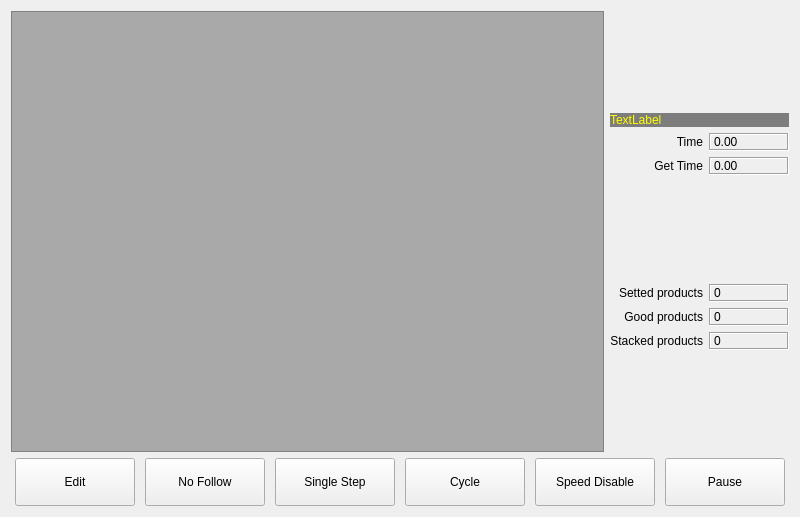
Before: the Qt Designer form hcinstruction/ichcprogrammonitorframe.ui in dongdong-2009/3-5AxisRobot, drawn with Qt 5.
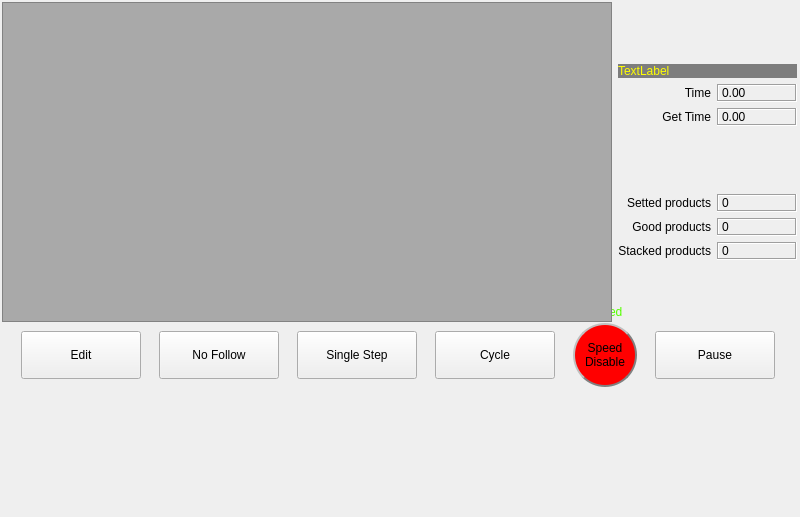
After: the same form once the commit is applied. Icons and pictures are not drawn. Custom widgets are drawn as their Qt base class.

```diff
--- a/hcinstruction/ichcprogrammonitorframe.ui
+++ b/hcinstruction/ichcprogrammonitorframe.ui
@@ -27,8 +27,263 @@
   <property name="frameShadow">
    <enum>QFrame::Plain</enum>
   </property>
-  <layout class="QVBoxLayout" name="verticalLayout">
-   <item>
+  <widget class="QWidget" name="">
+   <property name="geometry">
+    <rect>
+     <x>9</x>
+     <y>300</y>
+     <width>781</width>
+     <height>87</height>
+    </rect>
+   </property>
+   <layout class="QGridLayout" name="gridLayout_2">
+    <property name="verticalSpacing">
+     <number>0</number>
+    </property>
+    <item row="1" column="5">
+     <widget class="QPushButton" name="pauseButton">
+      <property name="minimumSize">
+       <size>
+        <width>120</width>
+        <height>48</height>
+       </size>
+      </property>
+      <property name="maximumSize">
+       <size>
+        <width>120</width>
+        <height>48</height>
+       </size>
+      </property>
+      <property name="text">
+       <string>Pause</string>
+      </property>
+      <property name="icon">
+       <iconset resource="../resource.qrc">
+        <normaloff>:/resource/wait(32).png</normaloff>:/resource/wait(32).png</iconset>
+      </property>
+      <property name="iconSize">
+       <size>
+        <width>32</width>
+        <height>32</height>
+       </size>
+      </property>
+      <property name="checkable">
+       <bool>true</bool>
+      </property>
+     </widget>
+    </item>
+    <item row="1" column="1">
+     <widget class="QToolButton" name="followToolButton">
+      <property name="sizePolicy">
+       <sizepolicy hsizetype="Fixed" vsizetype="Fixed">
+        <horstretch>0</horstretch>
+        <verstretch>0</verstretch>
+       </sizepolicy>
+      </property>
+      <property name="minimumSize">
+       <size>
+        <width>120</width>
+        <height>48</height>
+       </size>
+      </property>
+      <property name="maximumSize">
+       <size>
+        <width>120</width>
+        <height>48</height>
+       </size>
+      </property>
+      <property name="text">
+       <string>No Follow</string>
+      </property>
+      <property name="icon">
+       <iconset resource="../resource.qrc">
+        <normaloff>:/resource/stop.png</normaloff>:/resource/stop.png</iconset>
+      </property>
+      <property name="iconSize">
+       <size>
+        <width>32</width>
+        <height>32</height>
+       </size>
+      </property>
+      <property name="toolButtonStyle">
+       <enum>Qt::ToolButtonTextBesideIcon</enum>
+      </property>
+     </widget>
+    </item>
+    <item row="1" column="2">
+     <widget class="QToolButton" name="singleStepButton">
+      <property name="minimumSize">
+       <size>
+        <width>120</width>
+        <height>48</height>
+       </size>
+      </property>
+      <property name="maximumSize">
+       <size>
+        <width>120</width>
+        <height>48</height>
+       </size>
+      </property>
+      <property name="text">
+       <string>Single Step</string>
+      </property>
+      <property name="icon">
+       <iconset resource="../resource.qrc">
+        <normaloff>:/resource/stepInto.png</normaloff>:/resource/stepInto.png</iconset>
+      </property>
+      <property name="iconSize">
+       <size>
+        <width>32</width>
+        <height>32</height>
+       </size>
+      </property>
+      <property name="toolButtonStyle">
+       <enum>Qt::ToolButtonTextBesideIcon</enum>
+      </property>
+     </widget>
+    </item>
+    <item row="1" column="4">
+     <widget class="QToolButton" name="speedEnableButton">
+      <property name="minimumSize">
+       <size>
+        <width>64</width>
+        <height>64</height>
+       </size>
+      </property>
+      <property name="maximumSize">
+       <size>
+        <width>64</width>
+        <height>64</height>
+       </size>
+      </property>
+      <property name="styleSheet">
+       <string notr="true">#speedEnableButton{
+border-style: outset;
+border-width: 2px;
+border-radius: 32px;
+border-color: gray;
+	background-color: rgb(255, 0, 0);
+
+
+}
+
+#speedEnableButton::checked{
+background-color: rgb(144, 255, 26);
+color:black;
+}</string>
+      </property>
+      <property name="text">
+       <string>Speed
+Disable</string>
+      </property>
+      <property name="iconSize">
+       <size>
+        <width>32</width>
+        <height>32</height>
+       </size>
+      </property>
+      <property name="checkable">
+       <bool>true</bool>
+      </property>
+      <property name="toolButtonStyle">
+       <enum>Qt::ToolButtonTextBesideIcon</enum>
+      </property>
+     </widget>
+    </item>
+    <item row="1" column="3">
+     <widget class="QToolButton" name="cycle">
+      <property name="minimumSize">
+       <size>
+        <width>120</width>
+        <height>48</height>
+       </size>
+      </property>
+      <property name="maximumSize">
+       <size>
+        <width>120</width>
+        <height>48</height>
+       </size>
+      </property>
+      <property name="text">
+       <string>Cycle</string>
+      </property>
+      <property name="icon">
+       <iconset resource="../resource.qrc">
+        <normaloff>:/resource/stepInto.png</normaloff>:/resource/stepInto.png</iconset>
+      </property>
+      <property name="iconSize">
+       <size>
+        <width>32</width>
+        <height>32</height>
+       </size>
+      </property>
+      <property name="toolButtonStyle">
+       <enum>Qt::ToolButtonTextBesideIcon</enum>
+      </property>
+     </widget>
+    </item>
+    <item row="1" column="0">
+     <widget class="QToolButton" name="editToolButton">
+      <property name="sizePolicy">
+       <sizepolicy hsizetype="Fixed" vsizetype="Fixed">
+        <horstretch>0</horstretch>
+        <verstretch>0</verstretch>
+       </sizepolicy>
+      </property>
+      <property name="minimumSize">
+       <size>
+        <width>120</width>
+        <height>48</height>
+       </size>
+      </property>
+      <property name="maximumSize">
+       <size>
+        <width>120</width>
+        <height>48</height>
+       </size>
+      </property>
+      <property name="text">
+       <string>Edit</string>
+      </property>
+      <property name="icon">
+       <iconset resource="../resource.qrc">
+        <normaloff>:/resource/modify.png</normaloff>:/resource/modify.png</iconset>
+      </property>
+      <property name="iconSize">
+       <size>
+        <width>32</width>
+        <height>32</height>
+       </size>
+      </property>
+      <property name="toolButtonStyle">
+       <enum>Qt::ToolButtonTextBesideIcon</enum>
+      </property>
+     </widget>
+    </item>
+    <item row="0" column="4">
+     <widget class="QLabel" name="label">
+      <property name="styleSheet">
+       <string notr="true">color: rgb(85, 255, 0);</string>
+      </property>
+      <property name="text">
+       <string notr="true">Speed</string>
+      </property>
+      <property name="alignment">
+       <set>Qt::AlignCenter</set>
+      </property>
+     </widget>
+    </item>
+   </layout>
+  </widget>
+  <widget class="QWidget" name="actionFlow" native="true">
+   <property name="geometry">
+    <rect>
+     <x>2</x>
+     <y>2</y>
+     <width>795</width>
+     <height>320</height>
+    </rect>
+   </property>
     <layout class="QHBoxLayout" name="horizontalLayout">
      <item>
       <widget class="ICListWidget" name="moldContentListWidget">
@@ -266,234 +521,7 @@
       </layout>
      </item>
     </layout>
-   </item>
-   <item>
-    <layout class="QHBoxLayout" name="horizontalLayout_2">
-     <item>
-      <widget class="QToolButton" name="editToolButton">
-       <property name="sizePolicy">
-        <sizepolicy hsizetype="Fixed" vsizetype="Fixed">
-         <horstretch>0</horstretch>
-         <verstretch>0</verstretch>
-        </sizepolicy>
-       </property>
-       <property name="minimumSize">
-        <size>
-         <width>120</width>
-         <height>48</height>
-        </size>
-       </property>
-       <property name="maximumSize">
-        <size>
-         <width>120</width>
-         <height>48</height>
-        </size>
-       </property>
-       <property name="text">
-        <string>Edit</string>
-       </property>
-       <property name="icon">
-        <iconset resource="../resource.qrc">
-         <normaloff>:/resource/modify.png</normaloff>:/resource/modify.png</iconset>
-       </property>
-       <property name="iconSize">
-        <size>
-         <width>32</width>
-         <height>32</height>
-        </size>
-       </property>
-       <property name="toolButtonStyle">
-        <enum>Qt::ToolButtonTextBesideIcon</enum>
-       </property>
-      </widget>
-     </item>
-     <item>
-      <widget class="QToolButton" name="followToolButton">
-       <property name="sizePolicy">
-        <sizepolicy hsizetype="Fixed" vsizetype="Fixed">
-         <horstretch>0</horstretch>
-         <verstretch>0</verstretch>
-        </sizepolicy>
-       </property>
-       <property name="minimumSize">
-        <size>
-         <width>120</width>
-         <height>48</height>
-        </size>
-       </property>
-       <property name="maximumSize">
-        <size>
-         <width>120</width>
-         <height>48</height>
-        </size>
-       </property>
-       <property name="text">
-        <string>No Follow</string>
-       </property>
-       <property name="icon">
-        <iconset resource="../resource.qrc">
-         <normaloff>:/resource/stop.png</normaloff>:/resource/stop.png</iconset>
-       </property>
-       <property name="iconSize">
-        <size>
-         <width>32</width>
-         <height>32</height>
-        </size>
-       </property>
-       <property name="toolButtonStyle">
-        <enum>Qt::ToolButtonTextBesideIcon</enum>
-       </property>
-      </widget>
-     </item>
-     <item>
-      <widget class="QToolButton" name="singleStepButton">
-       <property name="minimumSize">
-        <size>
-         <width>120</width>
-         <height>48</height>
-        </size>
-       </property>
-       <property name="maximumSize">
-        <size>
-         <width>120</width>
-         <height>48</height>
-        </size>
-       </property>
-       <property name="text">
-        <string>Single Step</string>
-       </property>
-       <property name="icon">
-        <iconset resource="../resource.qrc">
-         <normaloff>:/resource/stepInto.png</normaloff>:/resource/stepInto.png</iconset>
-       </property>
-       <property name="iconSize">
-        <size>
-         <width>32</width>
-         <height>32</height>
-        </size>
-       </property>
-       <property name="toolButtonStyle">
-        <enum>Qt::ToolButtonTextBesideIcon</enum>
-       </property>
-      </widget>
-     </item>
-     <item>
-      <widget class="QToolButton" name="cycle">
-       <property name="minimumSize">
-        <size>
-         <width>120</width>
-         <height>48</height>
-        </size>
-       </property>
-       <property name="maximumSize">
-        <size>
-         <width>120</width>
-         <height>48</height>
-        </size>
-       </property>
-       <property name="text">
-        <string>Cycle</string>
-       </property>
-       <property name="icon">
-        <iconset resource="../resource.qrc">
-         <normaloff>:/resource/stepInto.png</normaloff>:/resource/stepInto.png</iconset>
-       </property>
-       <property name="iconSize">
-        <size>
-         <width>32</width>
-         <height>32</height>
-        </size>
-       </property>
-       <property name="toolButtonStyle">
-        <enum>Qt::ToolButtonTextBesideIcon</enum>
-       </property>
-      </widget>
-     </item>
-     <item>
-      <widget class="QToolButton" name="speedEnableButton">
-       <property name="minimumSize">
-        <size>
-         <width>120</width>
-         <height>48</height>
-        </size>
-       </property>
-       <property name="maximumSize">
-        <size>
-         <width>120</width>
-         <height>48</height>
-        </size>
-       </property>
-       <property name="styleSheet">
-        <string notr="true">#speedEnableButton::checked{
-     border-style: outset;
-     border-width: 1px;
-     border-radius: 4px;
-     border-color: gray;
-	background-color: rgb(0, 255, 0);
-	color:black;
-}
-#speedEnableButton::pressed{
-     border-style: inset;
-	background-color: #0073FF;
-	color:black;
-}</string>
-       </property>
-       <property name="text">
-        <string>Speed Disable</string>
-       </property>
-       <property name="icon">
-        <iconset resource="../resource.qrc">
-         <normaloff>:/resource/switch_off.png</normaloff>:/resource/switch_off.png</iconset>
-       </property>
-       <property name="iconSize">
-        <size>
-         <width>32</width>
-         <height>32</height>
-        </size>
-       </property>
-       <property name="checkable">
-        <bool>true</bool>
-       </property>
-       <property name="toolButtonStyle">
-        <enum>Qt::ToolButtonTextBesideIcon</enum>
-       </property>
-      </widget>
-     </item>
-     <item>
-      <widget class="QPushButton" name="pauseButton">
-       <property name="minimumSize">
-        <size>
-         <width>120</width>
-         <height>48</height>
-        </size>
-       </property>
-       <property name="maximumSize">
-        <size>
-         <width>120</width>
-         <height>48</height>
-        </size>
-       </property>
-       <property name="text">
-        <string>Pause</string>
-       </property>
-       <property name="icon">
-        <iconset resource="../resource.qrc">
-         <normaloff>:/resource/wait(32).png</normaloff>:/resource/wait(32).png</iconset>
-       </property>
-       <property name="iconSize">
-        <size>
-         <width>32</width>
-         <height>32</height>
-        </size>
-       </property>
-       <property name="checkable">
-        <bool>true</bool>
-       </property>
-      </widget>
-     </item>
-    </layout>
-   </item>
-  </layout>
+  </widget>
  </widget>
  <customwidgets>
   <customwidget>
```
Lines whose indentation alone changed are shown as unchanged.
